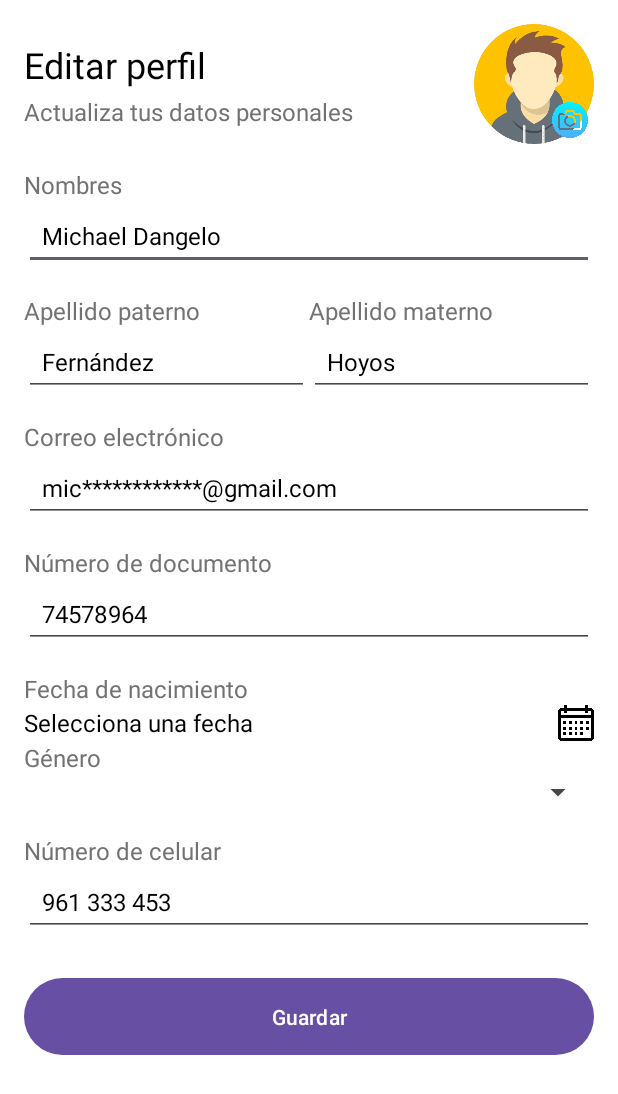
After one commit to michael24561/BoticaPharmavida, an Android app: the EditarPerfilActivity screen opened directly, with no data from a screen before it, on a phone screen of 412 x 824 dp. The commit adds this screen. Shown: the top 1094 px of the screen. Run offline under Robolectric (Android 15) with nearby library versions, the phone set to English and light mode, and no system bars.

Commit message:
editar y pedidos

```diff
--- /dev/null
+++ b/app/src/main/java/com/tecsup/boticaphar/EditarPerfilActivity.kt
@@ -0,0 +1,13 @@
+package com.tecsup.boticaphar
+
+import android.content.Intent
+import android.os.Bundle
+import android.widget.Button
+import androidx.appcompat.app.AppCompatActivity
+
+class EditarPerfilActivity : AppCompatActivity() {
+    override fun onCreate(savedInstanceState: Bundle?) {
+        super.onCreate(savedInstanceState)
+        setContentView(R.layout.activity_editar_perfil)
+    }
+}
--- a/app/src/main/java/com/tecsup/boticaphar/HomeActivity.kt
+++ b/app/src/main/java/com/tecsup/boticaphar/HomeActivity.kt
@@ -3,6 +3,7 @@ package com.tecsup.boticaphar
 import android.content.Intent
 import android.os.Bundle
 import android.view.View
+import android.widget.ImageView
 import android.widget.Toast
 import androidx.appcompat.app.AppCompatActivity
 import com.google.android.material.bottomnavigation.BottomNavigationView
@@ -14,6 +15,7 @@ class HomeActivity : AppCompatActivity() {
 
         // Obtén la referencia al BottomNavigationView
         val bottomNavigationView = findViewById<BottomNavigationView>(R.id.bottom_navigation)
+        val menuIcon: ImageView = findViewById(R.id.menu_icon)
 
         // Establece el listener para los ítems seleccionados
         bottomNavigationView.setOnNavigationItemSelectedListener { item ->
@@ -41,9 +43,9 @@ class HomeActivity : AppCompatActivity() {
 
         // Manejo de iconos de menú y notificaciones
         findViewById<View>(R.id.menu_icon).setOnClickListener {
+            // Redirigir a la actividad activity_perfil_completo_drawer
             val intent = Intent(this, MenuLateralActivity::class.java)
             startActivity(intent)
-            Toast.makeText(this, "Abriendo menú lateral", Toast.LENGTH_SHORT).show()
         }
 
         findViewById<View>(R.id.notification_icon).setOnClickListener {
--- /dev/null
+++ b/app/src/main/res/layout/activity_editar_perfil.xml
@@ -0,0 +1,251 @@
+<ScrollView
+    xmlns:android="http://schemas.android.com/apk/res/android"
+    android:layout_width="match_parent"
+    android:layout_height="match_parent"
+    android:padding="16dp"
+    android:background="@color/white">
+
+    <LinearLayout
+        android:layout_width="match_parent"
+        android:layout_height="wrap_content"
+        android:orientation="vertical">
+
+        <!-- Sección de Título, subtítulo e imagen juntos -->
+        <LinearLayout
+            android:layout_width="match_parent"
+            android:layout_height="wrap_content"
+            android:orientation="horizontal"
+            android:gravity="center_vertical"
+            android:layout_marginBottom="16dp">
+
+            <!-- Título y subtítulo -->
+            <LinearLayout
+                android:layout_width="0dp"
+                android:layout_height="wrap_content"
+                android:layout_weight="1"
+                android:orientation="vertical">
+
+                <TextView
+                    android:id="@+id/edit_profile_title"
+                    android:layout_width="wrap_content"
+                    android:layout_height="wrap_content"
+                    android:text="Editar perfil"
+                    android:textSize="24sp"
+                    android:textColor="@color/black"
+                    android:layout_marginBottom="4dp"/>
+
+                <TextView
+                    android:id="@+id/edit_profile_subtitle"
+                    android:layout_width="wrap_content"
+                    android:layout_height="wrap_content"
+                    android:text="Actualiza tus datos personales"
+                    android:textSize="16sp"
+                    android:textColor="@color/lead"/>
+            </LinearLayout>
+
+            <FrameLayout
+                android:layout_width="80dp"
+                android:layout_height="80dp">
+
+                <ImageView
+                    android:id="@+id/profile_image"
+                    android:layout_width="match_parent"
+                    android:layout_height="match_parent"
+                    android:src="@drawable/iconperfil"
+                    android:scaleType="centerCrop" />
+
+                <ImageView
+                    android:id="@+id/change_photo_icon"
+                    android:layout_width="24dp"
+                    android:layout_height="24dp"
+                    android:src="@drawable/ic_camara"
+                    android:layout_gravity="bottom|end"
+                    android:layout_margin="4dp"
+                    android:elevation="8dp" />
+            </FrameLayout>
+        </LinearLayout>
+
+        <!-- Nombres -->
+        <TextView
+            android:layout_width="wrap_content"
+            android:layout_height="wrap_content"
+            android:text="Nombres"
+            android:textSize="16sp"
+            android:textColor="@color/lead" />
+
+        <EditText
+            android:id="@+id/et_nombres"
+            android:layout_width="match_parent"
+            android:layout_height="wrap_content"
+            android:hint="Michael Dangelo"
+            android:padding="12dp"
+            android:textColorHint="@color/black"
+            android:textSize="16sp"
+            android:layout_marginBottom="16dp" />
+
+        <!-- Apellido paterno y materno -->
+        <LinearLayout
+            android:layout_width="match_parent"
+            android:layout_height="wrap_content"
+            android:orientation="horizontal">
+
+            <LinearLayout
+                android:layout_width="0dp"
+                android:layout_height="wrap_content"
+                android:layout_weight="1"
+                android:orientation="vertical">
+
+                <TextView
+                    android:layout_width="wrap_content"
+                    android:layout_height="wrap_content"
+                    android:text="Apellido paterno"
+                    android:textSize="16sp"
+                    android:textColor="@color/lead" />
+
+                <EditText
+                    android:id="@+id/et_apellido_paterno"
+                    android:layout_width="match_parent"
+                    android:layout_height="wrap_content"
+                    android:hint="Fernández"
+                    android:padding="12dp"
+                    android:textColorHint="@color/black"
+                    android:textSize="16sp"
+                    android:layout_marginBottom="16dp" />
+            </LinearLayout>
+
+            <LinearLayout
+                android:layout_width="0dp"
+                android:layout_height="wrap_content"
+                android:layout_weight="1"
+                android:orientation="vertical">
+
+                <TextView
+                    android:layout_width="wrap_content"
+                    android:layout_height="wrap_content"
+                    android:text="Apellido materno"
+                    android:textSize="16sp"
+                    android:textColor="@color/lead" />
+
+                <EditText
+                    android:id="@+id/et_apellido_materno"
+                    android:layout_width="match_parent"
+                    android:layout_height="wrap_content"
+                    android:hint="Hoyos"
+                    android:padding="12dp"
+                    android:textColorHint="@color/black"
+                    android:textSize="16sp"
+                    android:layout_marginBottom="16dp" />
+            </LinearLayout>
+        </LinearLayout>
+
+        <!-- Correo electrónico -->
+        <TextView
+            android:layout_width="wrap_content"
+            android:layout_height="wrap_content"
+            android:text="Correo electrónico"
+            android:textSize="16sp"
+            android:textColor="@color/lead" />
+
+        <EditText
+            android:id="@+id/et_email"
+            android:layout_width="match_parent"
+            android:layout_height="wrap_content"
+            android:hint="mic************@gmail.com"
+            android:padding="12dp"
+            android:textColorHint="@color/black"
+            android:textSize="16sp"
+            android:layout_marginBottom="16dp" />
+
+        <!-- Número de documento -->
+        <TextView
+            android:layout_width="wrap_content"
+            android:layout_height="wrap_content"
+            android:text="Número de documento"
+            android:textColor="@color/lead"
+            android:textSize="16sp" />
+
+        <EditText
+            android:id="@+id/et_num_documento"
+            android:layout_width="match_parent"
+            android:layout_height="wrap_content"
+            android:hint="74578964"
+            android:padding="12dp"
+            android:textColorHint="@color/black"
+            android:textSize="16sp"
+            android:layout_marginBottom="16dp" />
+
+        <!-- Fecha de nacimiento -->
+        <TextView
+            android:layout_width="wrap_content"
+            android:layout_height="wrap_content"
+            android:text="Fecha de nacimiento"
+            android:textSize="16sp"
+            android:textColor="@color/lead" />
+
+        <LinearLayout
+            android:layout_width="match_parent"
+            android:layout_height="wrap_content"
+            android:orientation="horizontal"
+            android:gravity="center_vertical">
+
+            <TextView
+                android:layout_width="0dp"
+                android:layout_height="wrap_content"
+                android:text="Selecciona una fecha"
+                android:textSize="16sp"
+                android:textColor="@color/black"
+                android:layout_weight="1" />  <!-- Utiliza layout_weight para que ocupe el espacio disponible -->
+
+            <ImageView
+                android:id="@+id/iv_calendar_icon"
+                android:layout_width="24dp"
+                android:layout_height="24dp"
+                android:src="@drawable/ic_calendario"
+                android:layout_marginStart="8dp" />
+        </LinearLayout>
+
+
+        <!-- Género -->
+        <TextView
+            android:layout_width="wrap_content"
+            android:layout_height="wrap_content"
+            android:text="Género"
+            android:textSize="16sp"
+            android:textColor="@color/lead" />
+
+        <!-- Número de celular -->
+        <Spinner
+            android:id="@+id/spinner_genero"
+            android:layout_width="match_parent"
+            android:layout_height="wrap_content"
+            android:layout_marginBottom="16dp"
+            android:padding="12dp" />
+
+        <TextView
+            android:layout_width="wrap_content"
+            android:layout_height="wrap_content"
+            android:text="Número de celular"
+            android:textSize="16sp"
+            android:textColor="@color/lead" />
+
+        <EditText
+            android:id="@+id/et_numero_celular"
+            android:layout_width="match_parent"
+            android:layout_height="wrap_content"
+            android:hint="961 333 453"
+            android:padding="12dp"
+            android:textColorHint="@color/black"
+            android:textSize="16sp"
+            android:layout_marginBottom="24dp" />
+
+        <!-- Botón Guardar -->
+        <Button
+            android:id="@+id/btn_guardar"
+            android:layout_width="match_parent"
+            android:layout_height="wrap_content"
+            android:text="Guardar"
+            android:textColor="@color/white"
+            android:padding="16dp"
+            android:layout_marginBottom="16dp" />
+    </LinearLayout>
+</ScrollView>
--- a/app/src/main/res/menu/bottom_navigation_menu.xml
+++ b/app/src/main/res/menu/bottom_navigation_menu.xml
@@ -11,5 +11,5 @@
     <item
         android:id="@+id/nav_profile"
         android:icon="@drawable/ic_profile"
-        android:title="Perfil" />
+        android:title="Mi cuenta" />
 </menu>
--- a/app/src/main/res/values/strings.xml
+++ b/app/src/main/res/values/strings.xml
@@ -10,5 +10,10 @@
     <string name="menu_categoria1">Aña 1</string>
     <string name="menu_categoria2">Aña 2</string>
     <string name="menu_categoria3">Aña 3</string>
+        <string-array name="genero_options">
+            <item>Masculino</item>
+            <item>Femenino</item>
+            <item>Otro</item>
+        </string-array>
 
 </resources>
```
Also changed, not shown: app/src/main/AndroidManifest.xml (+9 -0 lines), app/src/main/java/com/tecsup/boticaphar/HistorialPedidosActivity.kt (added, +11 -0 lines), app/src/main/java/com/tecsup/boticaphar/MenuLateralActivity.kt (+0 -34 lines), app/src/main/java/com/tecsup/boticaphar/PerfilActivity.kt (+15 -0 lines), app/src/main/java/com/tecsup/boticaphar/RegisterActivity.kt (+9 -0 lines), app/src/main/res/layout/activity_historial_pedidos.xml (added, +102 -0 lines), app/src/main/res/layout/activity_perfil.xml (+9 -6 lines), app/src/main/res/menu/menu_perfil_drawer.xml (+3 -5 lines), app/src/main/res/drawable/ic_calendario.png (added), app/src/main/res/drawable/ic_camara.png (added), app/src/main/res/drawable/pedidos.png (added), gradle/wrapper/gradle-wrapper.properties.
